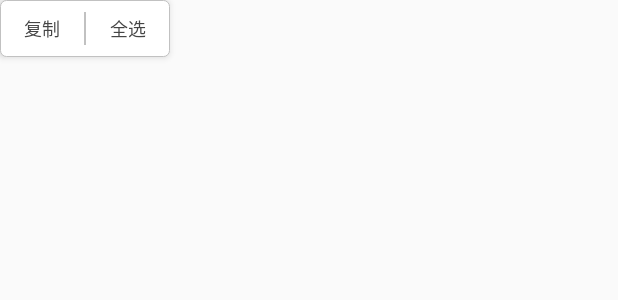
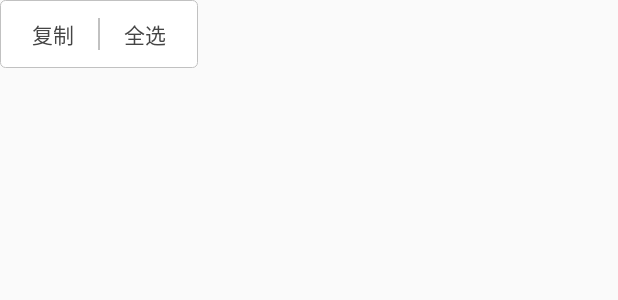
Before and after one commit to laobie/SelectableTextHelper, an Android app: the layout layout_operate_windows.xml on its own in the app's theme, with its tools: preview values and no code run, on a phone screen of 412 x 824 dp. Shown: the top 300 px of the screen. Run offline under Robolectric (Android 15) with nearby library versions, the phone set to English and light mode, and no system bars.

Commit message:
optimize operate window

```diff
--- a/app/src/main/res/drawable/bg_operate_window.xml
+++ b/app/src/main/res/drawable/bg_operate_window.xml
@@ -1,7 +1,7 @@
 <?xml version="1.0" encoding="utf-8"?>
 <shape xmlns:android="http://schemas.android.com/apk/res/android"
     android:shape="rectangle">
-    <corners android:radius="4dp"/>
+    <corners android:radius="3dp"/>
     <solid android:color="@color/white"/>
     <stroke
         android:color="@color/gray"
--- a/app/src/main/res/layout/layout_operate_windows.xml
+++ b/app/src/main/res/layout/layout_operate_windows.xml
@@ -3,38 +3,25 @@
     android:layout_width="wrap_content"
     android:layout_height="wrap_content"
     android:background="@drawable/bg_operate_window"
-    android:elevation="3dp"
-    android:orientation="horizontal">
+    android:orientation="horizontal"
+    android:paddingLeft="5dp"
+    android:paddingRight="5dp">
 
     <TextView
         android:id="@+id/tv_copy"
-        android:layout_width="wrap_content"
-        android:layout_height="wrap_content"
-        android:paddingBottom="10dp"
-        android:paddingLeft="16dp"
-        android:paddingRight="16dp"
-        android:paddingTop="10dp"
         android:text="@string/copy"
-        android:textColor="@color/text_dark"
-        android:textSize="12sp"/>
+        style="@style/OperateTextView"/>
 
     <View
         android:layout_width="1dp"
         android:layout_height="match_parent"
-        android:layout_marginBottom="8dp"
-        android:layout_marginTop="8dp"
+        android:layout_marginBottom="12dp"
+        android:layout_marginTop="12dp"
         android:background="@color/gray"/>
 
     <TextView
         android:id="@+id/tv_select_all"
-        android:layout_width="wrap_content"
-        android:layout_height="wrap_content"
-        android:paddingBottom="10dp"
-        android:paddingLeft="16dp"
-        android:paddingRight="16dp"
-        android:paddingTop="10dp"
         android:text="@string/select_all"
-        android:textColor="@color/text_dark"
-        android:textSize="12sp"/>
+        style="@style/OperateTextView"/>
 
 </LinearLayout>
--- a/app/src/main/res/values/styles.xml
+++ b/app/src/main/res/values/styles.xml
@@ -8,4 +8,15 @@
         <item name="colorAccent">@color/colorAccent</item>
     </style>
 
+    <style name="OperateTextView">
+        <item name="android:layout_width">wrap_content</item>
+        <item name="android:layout_height">wrap_content</item>
+        <item name="android:paddingBottom">12dp</item>
+        <item name="android:paddingLeft">16dp</item>
+        <item name="android:paddingRight">16dp</item>
+        <item name="android:paddingTop">12dp</item>
+        <item name="android:textColor">@color/text_dark</item>
+        <item name="android:textSize">14sp</item>
+    </style>
+
 </resources>
```
Also changed, not shown: app/src/main/java/com/jaeger/testtextview/MainActivity.java (+4 -4 lines), app/src/main/java/com/jaeger/testtextview/SelectUtil.java (+7 -4 lines), app/src/main/java/com/jaeger/testtextview/SelectableTextHelper.java (renamed from app/src/main/java/com/jaeger/testtextview/SelectableText.java, +31 -13 lines).
